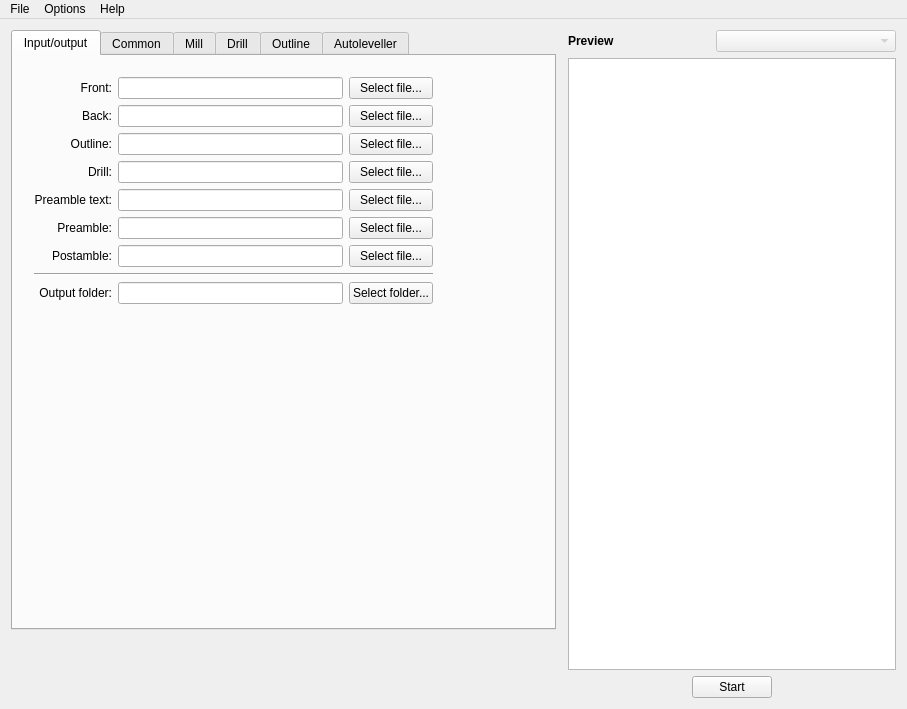
First picture: the form in mainwindow.ui, repository ownedcore/pcb2gcodeGUI, before the edit.
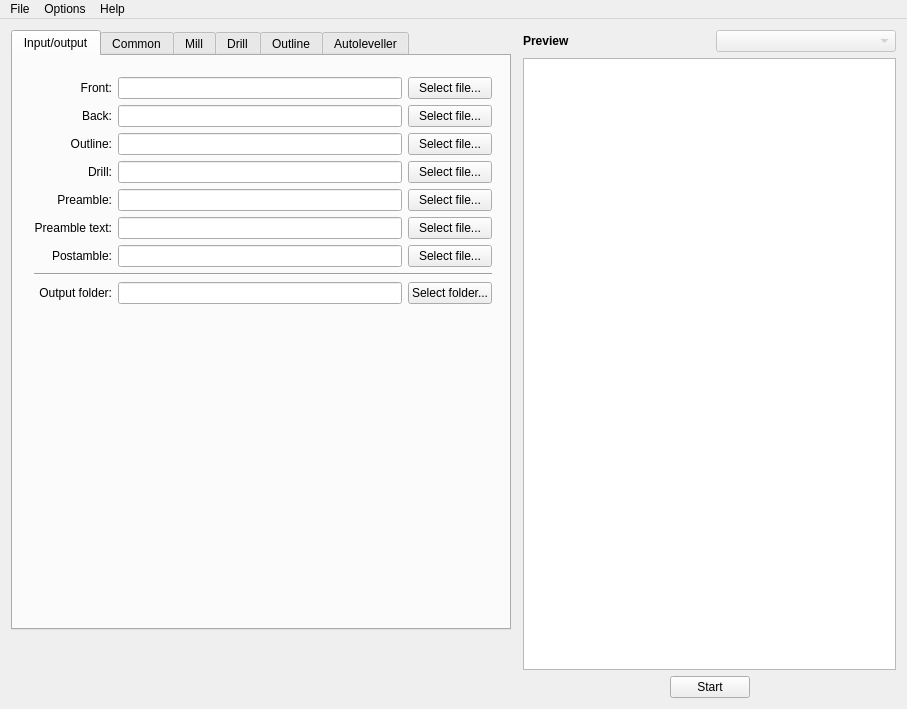
Second picture: the form after the edit. The open tabs and pages were chosen to show the change.

Commit message: Cleans up Mainwindow: Minor typo adjustments. Makes all tabs 480x600.

What changed in the file:
```diff
--- a/mainwindow.ui
+++ b/mainwindow.ui
@@ -42,7 +42,7 @@
         </property>
         <property name="minimumSize">
          <size>
-          <width>545</width>
+          <width>500</width>
           <height>600</height>
          </size>
         </property>
@@ -73,19 +73,19 @@
            <rect>
             <x>10</x>
             <y>10</y>
-            <width>421</width>
-            <height>550</height>
+            <width>480</width>
+            <height>600</height>
            </rect>
           </property>
           <layout class="QGridLayout" name="inputFilesGridLayout">
-           <item row="4" column="1">
+           <item row="5" column="1">
             <widget class="QLineEdit" name="preambletextLineEdit">
              <property name="toolTip">
               <string>&lt;html&gt;&lt;head/&gt;&lt;body&gt;&lt;p&gt;Gcode text preamble file, inserted at the very beginning (before the preamble) as a comment. All the rounded parenthesis will be converted to angled parenthesis (due to gcode's comments limitations). You can use this to include the license header at the top of the gcode output files&lt;/p&gt;&lt;/body&gt;&lt;/html&gt;</string>
              </property>
             </widget>
            </item>
-           <item row="4" column="2">
+           <item row="5" column="2">
             <widget class="QPushButton" name="preambletextPushButton">
              <property name="toolTip">
               <string>&lt;html&gt;&lt;head/&gt;&lt;body&gt;&lt;p&gt;Gcode text preamble file, inserted at the very beginning (before the preamble) as a comment. All the rounded parenthesis will be converted to angled parenthesis (due to gcode's comments limitations). You can use this to include the license header at the top of the gcode output files&lt;/p&gt;&lt;/body&gt;&lt;/html&gt;</string>
@@ -139,7 +139,7 @@
              </property>
             </widget>
            </item>
-           <item row="5" column="2">
+           <item row="4" column="2">
             <widget class="QPushButton" name="preamblePushButton">
              <property name="toolTip">
               <string>&lt;html&gt;&lt;head/&gt;&lt;body&gt;&lt;p&gt;Gcode preamble file, inserted at the very beginning&lt;/p&gt;&lt;/body&gt;&lt;/html&gt;</string>
@@ -233,7 +233,7 @@
              </property>
             </widget>
            </item>
-           <item row="5" column="0">
+           <item row="4" column="0">
             <widget class="QLabel" name="preambleLabel">
              <property name="toolTip">
               <string>&lt;html&gt;&lt;head/&gt;&lt;body&gt;&lt;p&gt;Gcode preamble file, inserted at the very beginning&lt;/p&gt;&lt;/body&gt;&lt;/html&gt;</string>
@@ -249,7 +249,7 @@
              </property>
             </widget>
            </item>
-           <item row="5" column="1">
+           <item row="4" column="1">
             <widget class="QLineEdit" name="preambleLineEdit">
              <property name="toolTip">
               <string>&lt;html&gt;&lt;head/&gt;&lt;body&gt;&lt;p&gt;Gcode preamble file, inserted at the very beginning&lt;/p&gt;&lt;/body&gt;&lt;/html&gt;</string>
@@ -296,7 +296,7 @@
              </property>
             </widget>
            </item>
-           <item row="4" column="0">
+           <item row="5" column="0">
             <widget class="QLabel" name="preambletextLabel">
              <property name="toolTip">
               <string>&lt;html&gt;&lt;head/&gt;&lt;body&gt;&lt;p&gt;Gcode text preamble file, inserted at the very beginning (before the preamble) as a comment. All the rounded parenthesis will be converted to angled parenthesis (due to gcode's comments limitations). You can use this to include the license header at the top of the gcode output files&lt;/p&gt;&lt;/body&gt;&lt;/html&gt;</string>
```
Left out of the diff: 30 changed lines with no effect on the pictures.
